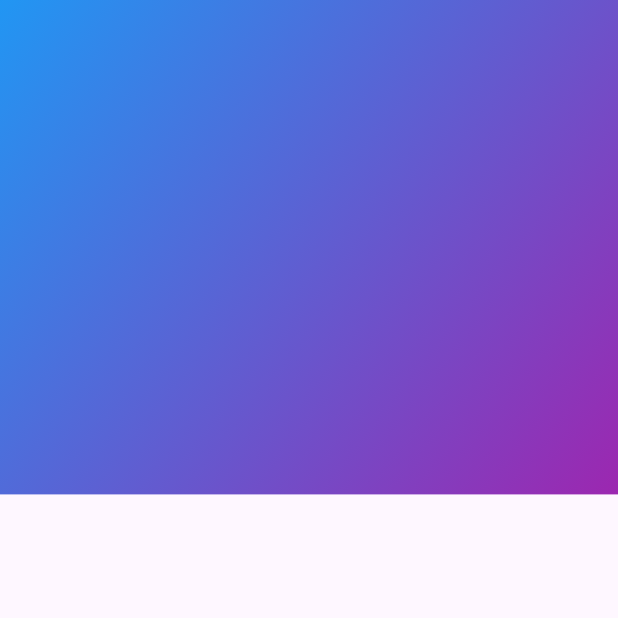
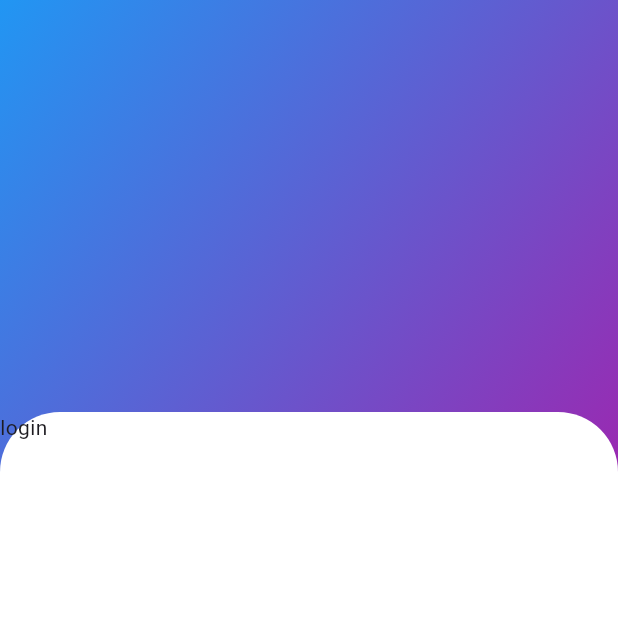
Before and after one commit to rawnoquzzaman/coffee, a Flutter app: the screen it shows after launch, on a phone screen of 412 x 824 dp, the top half of it. Run offline on Flutter 3.47's test engine with Material 3 defaults, Android fonts, the phone set to English and light mode, and no system bars.

Commit message:
add new container

```diff
--- a/lib/pages/login.dart
+++ b/lib/pages/login.dart
@@ -12,7 +12,7 @@ class _LoginState extends State<Login> {
   Widget build(BuildContext context) {
     return Scaffold(
       body: Container(
-        child: Column(
+        child: Stack(
           children: [
             Container(
               width: MediaQuery.of(context).size.width,
@@ -25,6 +25,18 @@ class _LoginState extends State<Login> {
                 ),
               ),
             ),
+            Container(
+              margin:
+                  EdgeInsets.only(top: MediaQuery.of(context).size.height / 3),
+              height: MediaQuery.of(context).size.height,
+              width: MediaQuery.of(context).size.width,
+              decoration: BoxDecoration(
+                  color: Colors.white,
+                  borderRadius: BorderRadius.only(
+                      topLeft: Radius.circular(40),
+                      topRight: Radius.circular(40))),
+              child: Text("login"),
+            )
           ],
         ),
       ),
```
Also changed, not shown: 2 other files.
